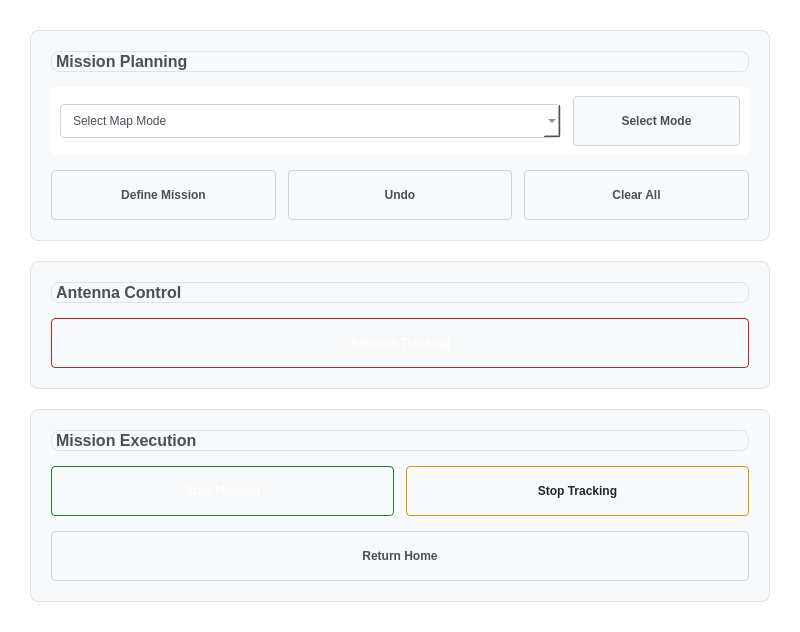
Jelsin29/GCS_USV, file uifolder/TargetsPage.ui: the form before one commit.
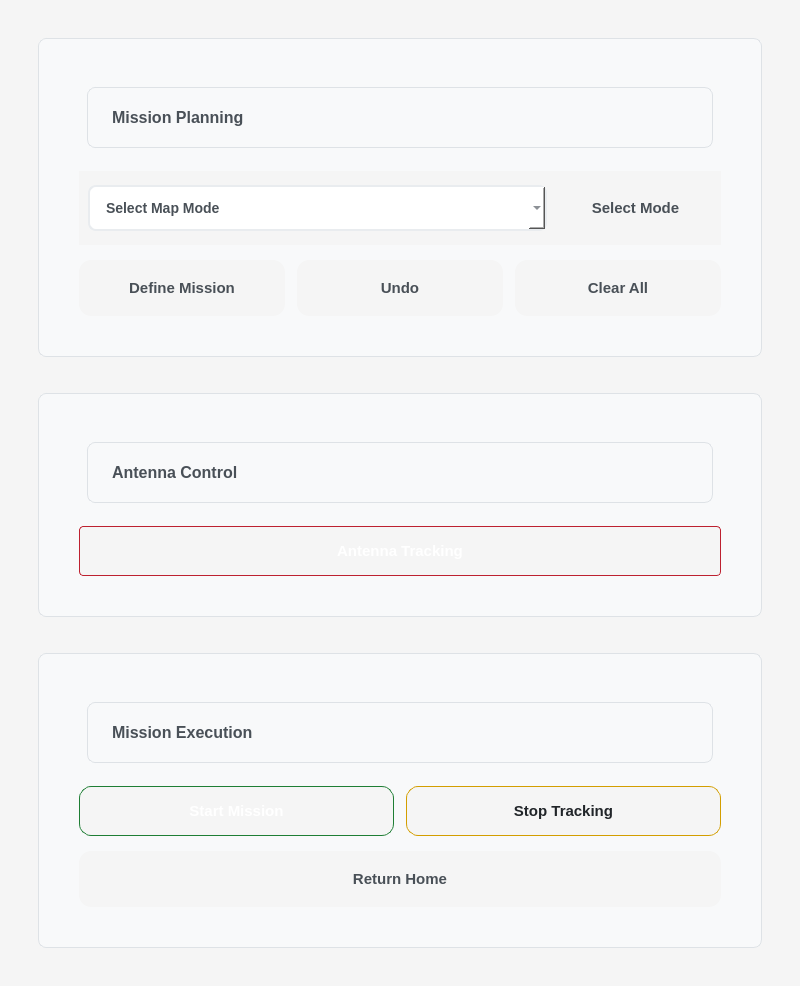
The form after the commit.

```diff
--- a/uifolder/TargetsPage.ui
+++ b/uifolder/TargetsPage.ui
@@ -15,26 +15,33 @@
   </property>
   <property name="styleSheet">
    <string notr="true">
-/* MODERN MISSION CONTROL STYLING */
+/* MODERN MISSION CONTROL - TESLA STYLE */
 QWidget {
-    background-color: #ffffff;
-    color: #495057;
+    background-color: #f5f5f5;
+    color: #2c3e50;
+    font-family: 'Segoe UI', 'San Francisco', Arial, sans-serif;
 }
 
 QFrame {
     background-color: #ffffff;
-    border: 1px solid #dee2e6;
-    border-radius: 8px;
+    border: none;
+    border-radius: 16px;
+    margin: 8px;
+    padding: 20px;
+    box-shadow: 0 4px 20px rgba(0, 0, 0, 0.08);
 }
 
 QPushButton {
-    background: #f8f9fa;
-    border: 1px solid #ced4da;
-    border-radius: 4px;
-    padding: 12px 16px;
+    background: qlineargradient(x1:0, y1:0, x2:0, y2:1, 
+                               stop:0 #f8f9fa, stop:1 #e9ecef);
+    border: none;
+    border-radius: 12px;
+    padding: 16px 24px;
     color: #495057;
-    font-weight: 500;
+    font-weight: 600;
+    font-size: 15px;
     min-height: 24px;
+    box-shadow: 0 2px 12px rgba(0, 0, 0, 0.08);
 }
 
 QPushButton:hover {
@@ -48,10 +55,13 @@
 
 QComboBox {
     background: #ffffff;
-    border: 1px solid #ced4da;
-    border-radius: 4px;
-    padding: 8px 12px;
+    border: 2px solid #e9ecef;
+    border-radius: 8px;
+    padding: 12px 16px;
     color: #495057;
+    font-weight: 500;
+    font-size: 14px;
+    box-shadow: 0 2px 8px rgba(0, 0, 0, 0.05);
 }
 
 QComboBox:hover {
@@ -59,9 +69,17 @@
 }
 
 QLabel {
-    color: #495057;
+    color: #2c3e50;
     font-weight: 600;
-    font-size: 14px;
+    font-size: 16px;
+    background: transparent;
+    border: none;
+}
+
+/* HOVER EFFECTS FOR FRAMES */
+QFrame:hover {
+    box-shadow: 0 8px 32px rgba(0, 0, 0, 0.12);
+    transform: translateY(-2px);
 }
    </string>
   </property>
```
Left out of the diff: 9 changed lines with no effect on the pictures.
